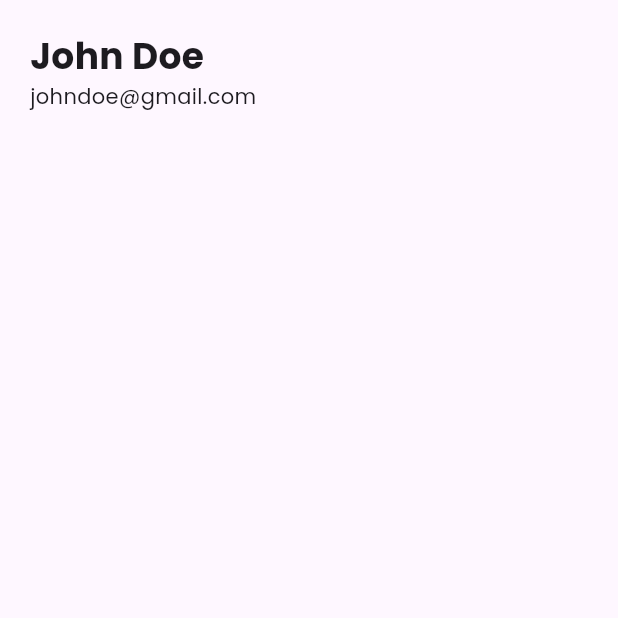
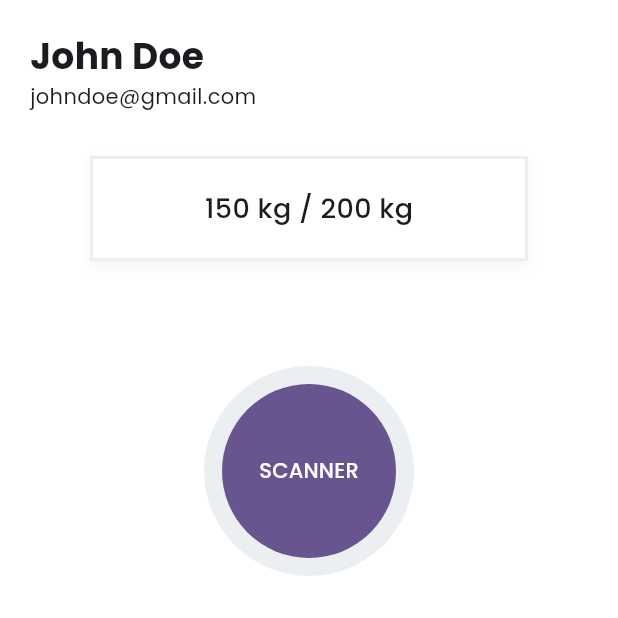
Before and after one commit to Hackathon14/mobile, a Flutter app: the HomeView screen opened by its route, on a phone screen of 412 x 824 dp, the top half of it. Run offline on Flutter 3.47's test engine with Material 3 defaults, Android fonts, the phone set to English and light mode, and no system bars; our stand-ins replace equatable, flutter_bloc, font_awesome_flutter, gap, get_it, go_router and 2 more.

Commit message:
[FEAT] implement the scanning btn

```diff
--- a/lib/home/home_view.dart
+++ b/lib/home/home_view.dart
@@ -1,6 +1,8 @@
 import 'package:flutter/material.dart';
 import 'package:gap/gap.dart';
 import 'package:google_fonts/google_fonts.dart';
+import 'package:smart_eco_mobile/home/widgets/scan_product_btn.dart';
+import 'package:smart_eco_mobile/utils/color.dart';
 import 'package:smart_eco_mobile/utils/constant.dart';
 
 class HomeView extends StatelessWidget {
@@ -15,9 +17,19 @@ class HomeView extends StatelessWidget {
             horizontal: horizontalScreenPadding,
           ),
           child: Column(
+            crossAxisAlignment: CrossAxisAlignment.start,
             children: [
               const Gap(20),
               _DisplayUserGreeting(),
+              const Gap(30),
+              Padding(
+                padding: const EdgeInsets.symmetric(horizontal: 40),
+                child: _UserStats(),
+              ),
+              const Gap(70),
+              Center(
+                child: ScanProductBtn(),
+              ),
             ],
           ),
         ),
@@ -53,3 +65,39 @@ class _DisplayUserGreeting extends StatelessWidget {
     );
   }
 }
+
+class _UserStats extends StatelessWidget {
+  const _UserStats();
+
+  @override
+  Widget build(BuildContext context) {
+    return Container(
+      width: double.infinity,
+      height: 70,
+      decoration: BoxDecoration(
+        color: Colors.white,
+        border: Border.all(
+          width: 2,
+          color: greyColor,
+        ),
+        boxShadow: [
+          BoxShadow(
+            color: Colors.grey.withValues(alpha: 0.1),
+            spreadRadius: 1,
+            blurRadius: 5,
+            offset: const Offset(0, 3),
+          ),
+        ],
+      ),
+      child: Center(
+        child: Text(
+          '150 kg / 200 kg',
+          style: GoogleFonts.poppins(
+            fontWeight: FontWeight.w500,
+            fontSize: 18,
+          ),
+        ),
+      ),
+    );
+  }
+}
--- /dev/null
+++ b/lib/home/widgets/scan_product_btn.dart
@@ -0,0 +1,27 @@
+import 'package:flutter/material.dart';
+import 'package:google_fonts/google_fonts.dart';
+import 'package:smart_eco_mobile/utils/color.dart';
+
+class ScanProductBtn extends StatelessWidget {
+  const ScanProductBtn({super.key});
+
+  @override
+  Widget build(BuildContext context) {
+    return CircleAvatar(
+      backgroundColor: greyColor,
+      radius: 70,
+      child: CircleAvatar(
+        radius: 58,
+        backgroundColor: Theme.of(context).colorScheme.primary,
+        child: Text(
+          'SCANNER',
+          style: GoogleFonts.poppins(
+            fontWeight: FontWeight.w500,
+            color: Colors.white,
+            fontSize: 14,
+          ),
+        ),
+      ),
+    );
+  }
+}
--- a/lib/main.dart
+++ b/lib/main.dart
@@ -37,6 +37,7 @@ class _MyAppState extends State<MyApp> {
           seedColor: Colors.deepPurple,
         ),
         useMaterial3: true,
+        scaffoldBackgroundColor: Colors.white,
       ),
       routerConfig: _router,
     );
```
